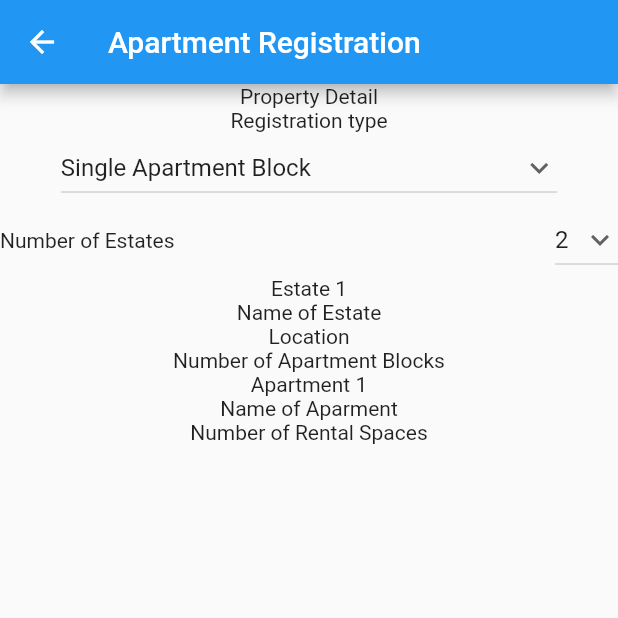
After one commit to JesseGitobu/Smart-nyumba-landlord-ui, a Flutter app: the PropertyScreen screen opened directly, after a tap on "Add Property", on a phone screen of 412 x 824 dp, the top half of it. The commit adds this screen. Run offline on Flutter 3.47's test engine with Material 2 defaults, Android fonts, the phone set to English and light mode, and no system bars; our stand-ins replace hexcolor, shared_preferences; accounts and stored records are empty.

Commit message:
fisrt commit (apartment registration screen)

```diff
--- /dev/null
+++ b/lib/features/property_management/presentation/screens/Apartment_registration/apartment_registration_screen.dart
@@ -0,0 +1,126 @@
+import 'package:flutter/material.dart';
+
+class ApartmentRegistrationScreen extends StatefulWidget {
+  const ApartmentRegistrationScreen({super.key});
+
+  @override
+  State<ApartmentRegistrationScreen> createState() =>
+      _ApartmentRegistrationScreenState();
+}
+
+class _ApartmentRegistrationScreenState
+    extends State<ApartmentRegistrationScreen> {
+  String regdropdownvalue = 'Single Apartment Block';
+
+  // List of items in our dropdown menu
+  var items = [
+    'Single Apartment Block',
+    'Multiple Apartment Blocks - Single Estate',
+    'Multiple Apartment Blocks - Multiple Estate',
+  ];
+
+  String countdropdownvalue = '2';
+
+  // List of items in our dropdown menu
+  var numbers = [
+    '2',
+    '3',
+    '4',
+    '5',
+    '6',
+    '7',
+    '8',
+    '9',
+    '10',
+  ];
+
+  @override
+  Widget build(BuildContext context) {
+    double Width = MediaQuery.of(context).size.width;
+    double Height = MediaQuery.of(context).size.height;
+    return SafeArea(
+      child: Scaffold(
+        appBar: AppBar(
+          title: Text('Apartment Registration'),
+        ),
+        body: Container(
+            width: Width,
+            height: Height,
+            child: SingleChildScrollView(
+                child: Column(
+              children: [
+                Text('Property Detail'),
+                Text('Registration type'),
+                DropdownButton(
+                  // Initial Value
+                  value: regdropdownvalue,
+
+                  // Down Arrow Icon
+                  icon: const Icon(Icons.keyboard_arrow_down),
+
+                  // Array list of items
+                  items: items.map((String items) {
+                    return DropdownMenuItem(
+                      value: items,
+                      child: Text(items),
+                    );
+                  }).toList(),
+                  // After selecting the desired option,it will
+                  // change button value to selected value
+                  onChanged: (String? newValue) {
+                    setState(() {
+                      regdropdownvalue = newValue!;
+                    });
+                  },
+                ),
+                Row(
+                  children: [
+                    Text('Number of Estates'),
+                    Spacer(),
+                    DropdownButton(
+                      // Initial Value
+                      value: countdropdownvalue,
+
+                      // Down Arrow Icon
+                      icon: const Icon(Icons.keyboard_arrow_down),
+
+                      // Array list of items
+                      items: numbers.map((String items) {
+                        return DropdownMenuItem(
+                          value: items,
+                          child: Text(items),
+                        );
+                      }).toList(),
+                      // After selecting the desired option,it will
+                      // change button value to selected value
+                      onChanged: (String? newValue) {
+                        setState(() {
+                          countdropdownvalue = newValue!;
+                        });
+                      },
+                    ),
+                  ],
+                ),
+                Text('Estate 1'),
+                Form(
+                    child: Column(
+                  children: [
+                    Text('Name of Estate'),
+                    Text('Location'),
+                    Text('Number of Apartment Blocks')
+                  ],
+                )),
+                Text('Apartment 1'),
+                Form(
+                    child: Column(
+                  children: [
+                    Text('Name of Aparment'),
+                    Text('Number of Rental Spaces')
+                  ],
+                ))
+              ],
+            ))),
+      ),
+    );
+  }
+}
--- a/lib/features/property_management/presentation/screens/property/property_screen.dart
+++ b/lib/features/property_management/presentation/screens/property/property_screen.dart
@@ -1,4 +1,5 @@
 import 'package:flutter/material.dart';
+import 'package:smart_nyumba_landlord/features/property_management/presentation/screens/Apartment_registration/apartment_registration_screen.dart';
 
 class PropertyScreen extends StatefulWidget {
   const PropertyScreen({super.key});
@@ -189,6 +190,14 @@ class _PropertyScreenState extends State<PropertyScreen> {
                             padding:
                                 const EdgeInsets.only(right: 10, bottom: 10),
                             child: InkWell(
+                              onTap: () {
+                                Navigator.push(
+                                  context,
+                                  MaterialPageRoute(
+                                      builder: (context) =>
+                                          const ApartmentRegistrationScreen()),
+                                );
+                              },
                               child: Container(
                                 height: 35,
                                 width: 130,
```
Also changed, not shown: lib/features/property_management/presentation/screens/Apartment_registration/apartment_registration.dart (deleted).
